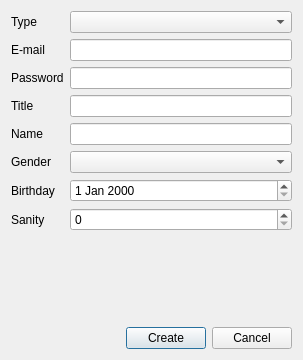
Qt form widget-ui/CreateResidentDialog.ui (Morpheus1308/Arkham) before a commit.
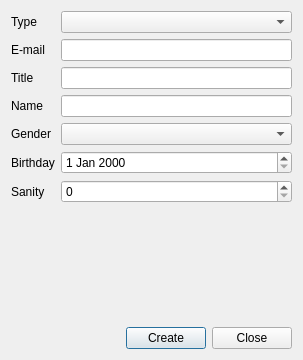
The same form after that commit.

Commit message: Added sending of passwords when new users are created.

Patch:
```diff
--- a/widget-ui/CreateResidentDialog.ui
+++ b/widget-ui/CreateResidentDialog.ui
@@ -16,6 +16,22 @@
   <layout class="QVBoxLayout" name="verticalLayout">
    <item>
     <layout class="QGridLayout" name="gridLayout">
+     <item row="1" column="1">
+      <widget class="QLineEdit" name="email_edit"/>
+     </item>
+     <item row="2" column="1">
+      <widget class="QLineEdit" name="title_edit"/>
+     </item>
+     <item row="3" column="1">
+      <widget class="QLineEdit" name="name_edit"/>
+     </item>
+     <item row="5" column="0">
+      <widget class="QLabel" name="label_5">
+       <property name="text">
+        <string>Birthday</string>
+       </property>
+      </widget>
+     </item>
      <item row="1" column="0">
       <widget class="QLabel" name="label_7">
        <property name="text">
@@ -23,62 +39,46 @@
        </property>
       </widget>
      </item>
-     <item row="3" column="0">
+     <item row="2" column="0">
       <widget class="QLabel" name="label_2">
        <property name="text">
         <string>Title</string>
        </property>
       </widget>
      </item>
-     <item row="3" column="1">
-      <widget class="QLineEdit" name="title_edit"/>
-     </item>
-     <item row="1" column="1">
-      <widget class="QLineEdit" name="email_edit"/>
-     </item>
-     <item row="6" column="0">
-      <widget class="QLabel" name="label_5">
-       <property name="text">
-        <string>Birthday</string>
-       </property>
-      </widget>
-     </item>
-     <item row="7" column="0">
-      <widget class="QLabel" name="label_4">
-       <property name="text">
-        <string>Sanity</string>
-       </property>
-      </widget>
+     <item row="4" column="1">
+      <widget class="QComboBox" name="gender_select"/>
      </item>
      <item row="6" column="1">
-      <widget class="QDateEdit" name="birthdate_edit"/>
-     </item>
-     <item row="7" column="1">
       <widget class="QSpinBox" name="sanity_edit"/>
      </item>
-     <item row="5" column="1">
-      <widget class="QComboBox" name="gender_select"/>
-     </item>
-     <item row="5" column="0">
-      <widget class="QLabel" name="label_6">
-       <property name="text">
-        <string>Gender</string>
-       </property>
-      </widget>
-     </item>
-     <item row="4" column="1">
-      <widget class="QLineEdit" name="name_edit"/>
-     </item>
-     <item row="4" column="0">
-      <widget class="QLabel" name="label_3">
-       <property name="text">
-        <string>Name</string>
-       </property>
-      </widget>
-     </item>
      <item row="0" column="1">
       <widget class="QComboBox" name="type_selector"/>
      </item>
+     <item row="3" column="0">
+      <widget class="QLabel" name="label_3">
+       <property name="text">
+        <string>Name</string>
+       </property>
+      </widget>
+     </item>
+     <item row="4" column="0">
+      <widget class="QLabel" name="label_6">
+       <property name="text">
+        <string>Gender</string>
+       </property>
+      </widget>
+     </item>
+     <item row="5" column="1">
+      <widget class="QDateEdit" name="birthdate_edit"/>
+     </item>
+     <item row="6" column="0">
+      <widget class="QLabel" name="label_4">
+       <property name="text">
+        <string>Sanity</string>
+       </property>
+      </widget>
+     </item>
      <item row="0" column="0">
       <widget class="QLabel" name="label">
        <property name="text">
@@ -86,16 +86,6 @@
        </property>
       </widget>
      </item>
-     <item row="2" column="0">
-      <widget class="QLabel" name="label_8">
-       <property name="text">
-        <string>Password</string>
-       </property>
-      </widget>
-     </item>
-     <item row="2" column="1">
-      <widget class="QLineEdit" name="password_edit"/>
-     </item>
     </layout>
    </item>
    <item>
@@ -136,7 +126,7 @@
      <item>
       <widget class="QPushButton" name="cancel_button">
        <property name="text">
-        <string>Cancel</string>
+        <string>Close</string>
        </property>
       </widget>
      </item>
```
Left out of the diff: 1 changed line with no effect on the pictures. The commit also changes 5 other files.
